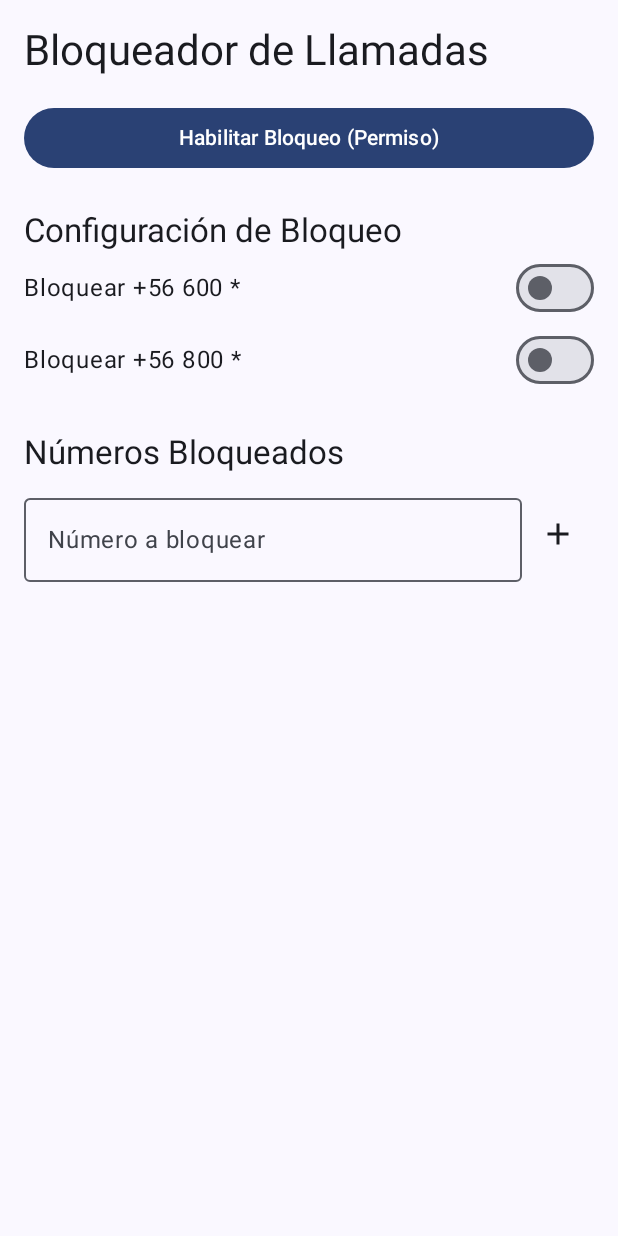
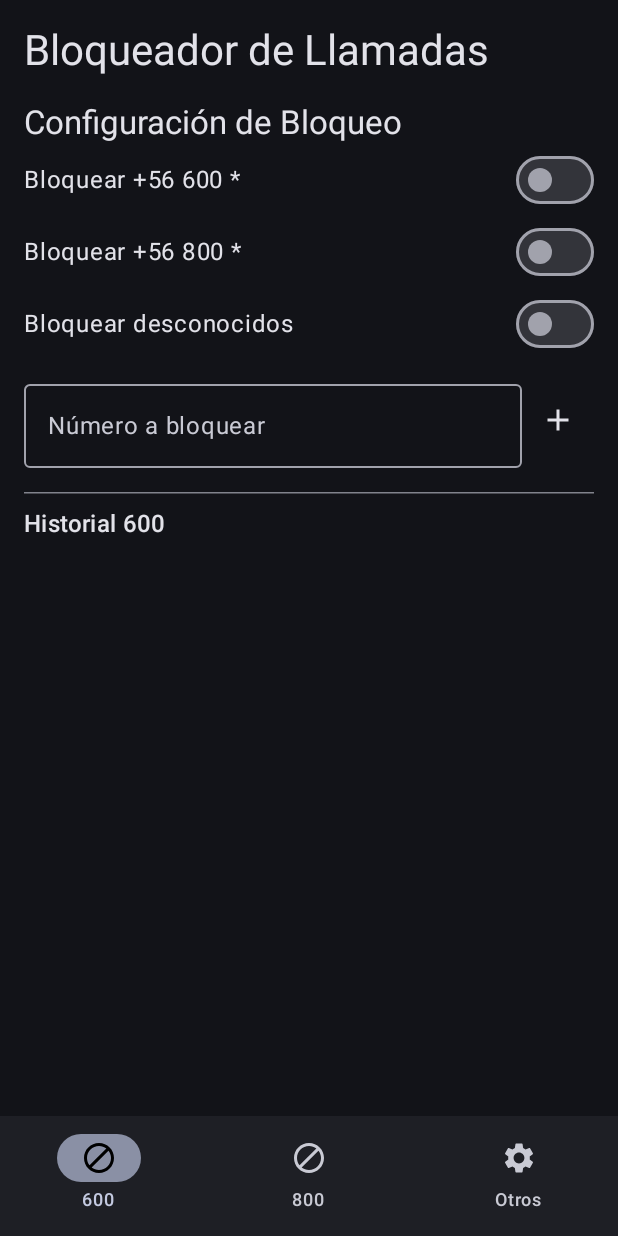
Before and after one commit to St3m4n/6C-8C, an Android app built with Jetpack Compose: the screen it shows after launch (MainActivity), on a phone screen of 412 x 824 dp. Run offline under Robolectric (Android 15) with nearby library versions, the phone set to English and light mode, and no system bars.

Commit message:
se mejoro el momento de cuando se solicitan los permisos de bloqueo de llamadas y/o contactos cuando se quieren permitir solo llamadas de estos ultimos.

```diff
--- a/app/build.gradle.kts
+++ b/app/build.gradle.kts
@@ -50,6 +50,7 @@ dependencies {
     implementation(libs.androidx.compose.ui.graphics)
     implementation(libs.androidx.compose.ui.tooling.preview)
     implementation(libs.androidx.compose.material3)
+    implementation(libs.androidx.compose.material.icons.extended)
     testImplementation(libs.junit)
     androidTestImplementation(libs.androidx.junit)
     androidTestImplementation(libs.androidx.espresso.core)
--- a/app/src/main/AndroidManifest.xml
+++ b/app/src/main/AndroidManifest.xml
@@ -5,6 +5,7 @@
     <uses-permission android:name="android.permission.READ_PHONE_STATE" />
     <uses-permission android:name="android.permission.READ_CALL_LOG" />
     <uses-permission android:name="android.permission.ANSWER_PHONE_CALLS" />
+    <uses-permission android:name="android.permission.READ_CONTACTS" />
 
     <application
         android:allowBackup="true"
--- /dev/null
+++ b/app/src/main/java/com/example/a6c8c/BlockedCall.kt
@@ -0,0 +1,13 @@
+package com.example.a6c8c
+
+enum class BlockType {
+    TYPE_600,
+    TYPE_800,
+    TYPE_OTHER
+}
+
+data class BlockedCall(
+    val number: String,
+    val type: BlockType,
+    val timestamp: Long
+)
--- /dev/null
+++ b/app/src/main/java/com/example/a6c8c/BlockedCallHistoryRepository.kt
@@ -0,0 +1,11 @@
+package com.example.a6c8c
+
+import androidx.compose.runtime.mutableStateListOf
+
+object BlockedCallHistoryRepository {
+    val history = mutableStateListOf<BlockedCall>()
+
+    fun addCall(call: BlockedCall) {
+        history.add(0, call)
+    }
+}
--- a/app/src/main/java/com/example/a6c8c/BlockedNumbersRepository.kt
+++ b/app/src/main/java/com/example/a6c8c/BlockedNumbersRepository.kt
@@ -10,6 +10,7 @@ object BlockedNumbersRepository {
 
     var block600 by mutableStateOf(false)
     var block800 by mutableStateOf(false)
+    var blockUnknown by mutableStateOf(false)
 
     fun addNumber(number: String) {
         if (!blockedNumbers.contains(number)) {
--- a/app/src/main/java/com/example/a6c8c/MainActivity.kt
+++ b/app/src/main/java/com/example/a6c8c/MainActivity.kt
@@ -15,7 +15,9 @@ import androidx.compose.foundation.lazy.LazyColumn
 import androidx.compose.foundation.lazy.items
 import androidx.compose.material.icons.Icons
 import androidx.compose.material.icons.filled.Add
-import androidx.compose.material.icons.filled.Delete
+import androidx.compose.material.icons.filled.History
+import androidx.compose.material.icons.filled.Settings
+import androidx.compose.material.icons.filled.Block
 import androidx.compose.material3.*
 import androidx.compose.runtime.*
 import androidx.compose.ui.Alignment
@@ -23,79 +25,112 @@ import androidx.compose.ui.Modifier
 import androidx.compose.ui.platform.LocalContext
 import androidx.compose.ui.unit.dp
 import com.example.a6c8c.ui.theme._6C8CTheme
+import java.text.SimpleDateFormat
+import java.util.Date
+import java.util.Locale
 
 class MainActivity : ComponentActivity() {
     override fun onCreate(savedInstanceState: Bundle?) {
         super.onCreate(savedInstanceState)
         enableEdgeToEdge()
         setContent {
-            _6C8CTheme {
-                Scaffold(modifier = Modifier.fillMaxSize()) { innerPadding ->
-                    CallBlockerScreen(modifier = Modifier.padding(innerPadding))
-                }
+            _6C8CTheme(darkTheme = true) {
+                MainScreen()
             }
         }
     }
 }
 
 @Composable
-fun CallBlockerScreen(modifier: Modifier = Modifier) {
+fun MainScreen() {
+    var selectedTab by remember { mutableStateOf(0) }
     val context = LocalContext.current
-    // RoleManager is available from API 29 (Android 10)
+
+    // RoleManager logic
     val roleManager = if (Build.VERSION.SDK_INT >= Build.VERSION_CODES.Q) {
         context.getSystemService(Context.ROLE_SERVICE) as RoleManager
     } else {
         null
     }
 
-    var newNumber by remember { mutableStateOf("") }
-    val blockedNumbers = BlockedNumbersRepository.blockedNumbers
-
     val roleLauncher = rememberLauncherForActivityResult(
         contract = ActivityResultContracts.StartActivityForResult()
     ) {
         if (Build.VERSION.SDK_INT >= Build.VERSION_CODES.Q && roleManager != null) {
             if (roleManager.isRoleHeld(RoleManager.ROLE_CALL_SCREENING)) {
+                BlockedNumbersRepository.block600 = true
+                BlockedNumbersRepository.block800 = true
                 Toast.makeText(context, "Permiso concedido", Toast.LENGTH_SHORT).show()
             } else {
+                BlockedNumbersRepository.block600 = false
+                BlockedNumbersRepository.block800 = false
                 Toast.makeText(context, "Permiso denegado", Toast.LENGTH_SHORT).show()
             }
         }
     }
 
-    Column(modifier = modifier.padding(16.dp)) {
+    // Permission logic for contacts
+    val permissionLauncher = rememberLauncherForActivityResult(
+        contract = ActivityResultContracts.RequestPermission()
+    ) { isGranted: Boolean ->
+        if (isGranted) {
+            BlockedNumbersRepository.blockUnknown = true
+        } else {
+            BlockedNumbersRepository.blockUnknown = false
+            Toast.makeText(context, "Se requiere permiso de contactos", Toast.LENGTH_SHORT).show()
+        }
+    }
+
+    // Auto-request permission logic
+    LaunchedEffect(Unit) {
+        if (Build.VERSION.SDK_INT >= Build.VERSION_CODES.Q && roleManager != null) {
+            if (roleManager.isRoleHeld(RoleManager.ROLE_CALL_SCREENING)) {
+                BlockedNumbersRepository.block600 = true
+                BlockedNumbersRepository.block800 = true
+            } else {
+                if (roleManager.isRoleAvailable(RoleManager.ROLE_CALL_SCREENING)) {
+                    val intent = roleManager.createRequestRoleIntent(RoleManager.ROLE_CALL_SCREENING)
+                    roleLauncher.launch(intent)
+                }
+            }
+        }
+    }
+
+    Scaffold(
+        modifier = Modifier.fillMaxSize(),
+        bottomBar = {
+            NavigationBar {
+                NavigationBarItem(
+                    icon = { Icon(Icons.Default.Block, contentDescription = "600") },
+                    label = { Text("600") },
+                    selected = selectedTab == 0,
+                    onClick = { selectedTab = 0 }
+                )
+                NavigationBarItem(
+                    icon = { Icon(Icons.Default.Block, contentDescription = "800") },
+                    label = { Text("800") },
+                    selected = selectedTab == 1,
+                    onClick = { selectedTab = 1 }
+                )
+                NavigationBarItem(
+                    icon = { Icon(Icons.Default.Settings, contentDescription = "Otros") },
+                    label = { Text("Otros") },
+                    selected = selectedTab == 2,
+                    onClick = { selectedTab = 2 }
+                )
+            }
+        }
+    ) { innerPadding ->
+        Column(modifier = Modifier.padding(innerPadding).padding(16.dp)) {
             Text(
                 text = "Bloqueador de Llamadas",
                 style = MaterialTheme.typography.headlineMedium,
                 modifier = Modifier.padding(bottom = 16.dp)
             )
 
-        Button(
-            onClick = {
-                if (Build.VERSION.SDK_INT >= Build.VERSION_CODES.Q && roleManager != null) {
-                    if (roleManager.isRoleAvailable(RoleManager.ROLE_CALL_SCREENING)) {
-                        if (!roleManager.isRoleHeld(RoleManager.ROLE_CALL_SCREENING)) {
-                            val intent = roleManager.createRequestRoleIntent(RoleManager.ROLE_CALL_SCREENING)
-                            roleLauncher.launch(intent)
-                        } else {
-                            Toast.makeText(context, "Ya tienes el permiso activo", Toast.LENGTH_SHORT).show()
-                        }
-                    } else {
-                        Toast.makeText(context, "El rol de filtrado no está disponible", Toast.LENGTH_SHORT).show()
-                    }
-                } else {
-                     Toast.makeText(context, "Se requiere Android 10+ para esta función", Toast.LENGTH_SHORT).show()
-                }
-            },
-            modifier = Modifier.fillMaxWidth()
-        ) {
-            Text("Habilitar Bloqueo (Permiso)")
-        }
-
-        Spacer(modifier = Modifier.height(24.dp))
-
             Text("Configuración de Bloqueo", style = MaterialTheme.typography.titleLarge)
 
+            // 600 Switch
             Row(
                 modifier = Modifier.fillMaxWidth(),
                 verticalAlignment = Alignment.CenterVertically,
@@ -104,10 +139,22 @@ fun CallBlockerScreen(modifier: Modifier = Modifier) {
                 Text("Bloquear +56 600 *")
                 Switch(
                     checked = BlockedNumbersRepository.block600,
-                onCheckedChange = { BlockedNumbersRepository.block600 = it }
+                    onCheckedChange = { isChecked ->
+                        if (isChecked) {
+                            if (Build.VERSION.SDK_INT >= Build.VERSION_CODES.Q && roleManager != null && !roleManager.isRoleHeld(RoleManager.ROLE_CALL_SCREENING)) {
+                                val intent = roleManager.createRequestRoleIntent(RoleManager.ROLE_CALL_SCREENING)
+                                roleLauncher.launch(intent)
+                            } else {
+                                BlockedNumbersRepository.block600 = true
+                            }
+                        } else {
+                            BlockedNumbersRepository.block600 = false
+                        }
+                    }
                 )
             }
 
+            // 800 Switch
             Row(
                 modifier = Modifier.fillMaxWidth(),
                 verticalAlignment = Alignment.CenterVertically,
@@ -116,14 +163,42 @@ fun CallBlockerScreen(modifier: Modifier = Modifier) {
                 Text("Bloquear +56 800 *")
                 Switch(
                     checked = BlockedNumbersRepository.block800,
-                onCheckedChange = { BlockedNumbersRepository.block800 = it }
+                    onCheckedChange = { isChecked ->
+                        if (isChecked) {
+                            if (Build.VERSION.SDK_INT >= Build.VERSION_CODES.Q && roleManager != null && !roleManager.isRoleHeld(RoleManager.ROLE_CALL_SCREENING)) {
+                                val intent = roleManager.createRequestRoleIntent(RoleManager.ROLE_CALL_SCREENING)
+                                roleLauncher.launch(intent)
+                            } else {
+                                BlockedNumbersRepository.block800 = true
+                            }
+                        } else {
+                            BlockedNumbersRepository.block800 = false
+                        }
+                    }
                 )
             }
 
-        Spacer(modifier = Modifier.height(24.dp))
+            // Unknown Switch
+            Row(
+                modifier = Modifier.fillMaxWidth(),
+                verticalAlignment = Alignment.CenterVertically,
+                horizontalArrangement = Arrangement.SpaceBetween
+            ) {
+                Text("Bloquear desconocidos")
+                Switch(
+                    checked = BlockedNumbersRepository.blockUnknown,
+                    onCheckedChange = {
+                        if (it) {
+                            permissionLauncher.launch(android.Manifest.permission.READ_CONTACTS)
+                        } else {
+                            BlockedNumbersRepository.blockUnknown = false
+                        }
+                    }
+                )
+            }
 
-        Text("Números Bloqueados", style = MaterialTheme.typography.titleLarge)
-
+            // Manual Block List Input
+            var newNumber by remember { mutableStateOf("") }
             Row(
                 modifier = Modifier.fillMaxWidth().padding(vertical = 8.dp),
                 verticalAlignment = Alignment.CenterVertically
@@ -144,23 +219,48 @@ fun CallBlockerScreen(modifier: Modifier = Modifier) {
                 }
             }
 
-        LazyColumn {
-            items(blockedNumbers) { number ->
-                Card(
-                    modifier = Modifier.fillMaxWidth().padding(vertical = 4.dp),
-                ) {
-                    Row(
-                        modifier = Modifier.fillMaxWidth().padding(8.dp),
-                        horizontalArrangement = Arrangement.SpaceBetween,
-                        verticalAlignment = Alignment.CenterVertically
-                    ) {
-                        Text(text = number, style = MaterialTheme.typography.bodyLarge)
-                        IconButton(onClick = { BlockedNumbersRepository.removeNumber(number) }) {
-                            Icon(Icons.Default.Delete, contentDescription = "Eliminar")
+            HorizontalDivider(modifier = Modifier.padding(vertical = 8.dp))
+
+            // Tab Content (History)
+            Text(
+                text = when(selectedTab) {
+                    0 -> "Historial 600"
+                    1 -> "Historial 800"
+                    else -> "Historial Otros"
+                },
+                style = MaterialTheme.typography.titleMedium
+            )
+
+            Box(modifier = Modifier.weight(1f)) {
+                when (selectedTab) {
+                    0 -> BlockedCallList(BlockType.TYPE_600)
+                    1 -> BlockedCallList(BlockType.TYPE_800)
+                    2 -> BlockedCallList(BlockType.TYPE_OTHER)
                 }
             }
         }
     }
 }
+
+@Composable
+fun BlockedCallList(type: BlockType) {
+    val calls = BlockedCallHistoryRepository.history.filter { it.type == type }
+    val dateFormat = SimpleDateFormat("dd/MM HH:mm", Locale.getDefault())
+
+    LazyColumn {
+        items(calls) { call ->
+            Card(
+                modifier = Modifier.fillMaxWidth().padding(vertical = 4.dp),
+                colors = CardDefaults.cardColors(containerColor = MaterialTheme.colorScheme.surfaceVariant)
+            ) {
+                Row(
+                    modifier = Modifier.fillMaxWidth().padding(12.dp),
+                    horizontalArrangement = Arrangement.SpaceBetween
+                ) {
+                    Text(text = call.number, style = MaterialTheme.typography.bodyLarge)
+                    Text(text = dateFormat.format(Date(call.timestamp)), style = MaterialTheme.typography.bodyMedium)
                 }
             }
+        }
+    }
+}
--- a/gradle/libs.versions.toml
+++ b/gradle/libs.versions.toml
@@ -24,6 +24,7 @@ androidx-compose-ui-tooling-preview = { group = "androidx.compose.ui", name = "u
 androidx-compose-ui-test-manifest = { group = "androidx.compose.ui", name = "ui-test-manifest" }
 androidx-compose-ui-test-junit4 = { group = "androidx.compose.ui", name = "ui-test-junit4" }
 androidx-compose-material3 = { group = "androidx.compose.material3", name = "material3" }
+androidx-compose-material-icons-extended = { group = "androidx.compose.material", name = "material-icons-extended" }
 
 [plugins]
 android-application = { id = "com.android.application", version.ref = "agp" }
```
Also changed, not shown: app/src/main/java/com/example/a6c8c/SpamCallScreeningService.kt (+35 -1 lines). Lines whose indentation alone changed are shown as unchanged.
